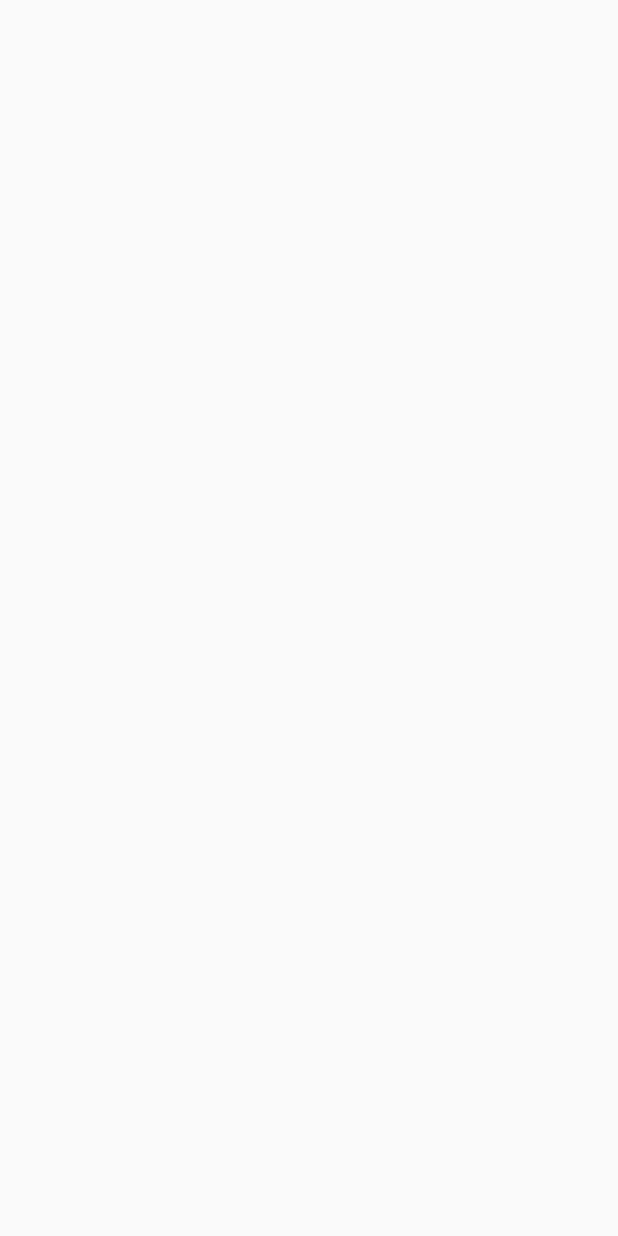
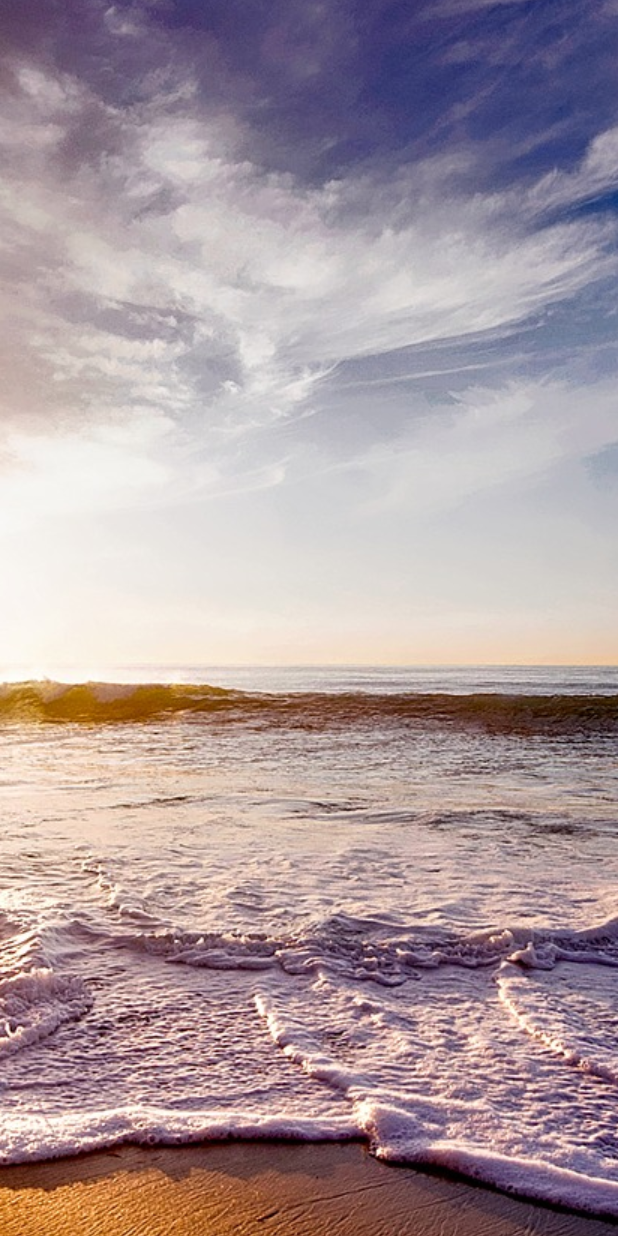
Before and after one commit to RobertFitzko/01min_Vacation, an Android app: the ShowActivity screen opened directly, with no data from a screen before it, on a phone screen of 412 x 824 dp. Before the commit the screen is empty. Run offline under Robolectric (Android 15) with nearby library versions, the phone set to English and light mode, and no system bars.

Commit message:
umstellung auf image switcher

```diff
--- a/app/src/main/java/fhku/a01min_vacation/ShowActivity.java
+++ b/app/src/main/java/fhku/a01min_vacation/ShowActivity.java
@@ -2,39 +2,46 @@ package fhku.a01min_vacation;
 
 
 import android.content.Intent;
+import android.graphics.Color;
 import android.media.AudioManager;
 import android.media.MediaPlayer;
 import android.net.Uri;
 import android.support.v7.app.AppCompatActivity;
 import android.os.Bundle;
+import android.util.Log;
+import android.view.View;
 import android.view.animation.Animation;
 import android.view.animation.AnimationUtils;
 
+import android.widget.ImageSwitcher;
 import android.widget.ImageView;
+import android.widget.LinearLayout;
 import android.widget.ViewFlipper;
+import android.widget.ViewSwitcher;
 
 import java.util.ArrayList;
 import java.util.HashMap;
 
+import static android.view.ViewGroup.LayoutParams.MATCH_PARENT;
+
 public class ShowActivity extends AppCompatActivity {
 
-    ViewFlipper viewFlipper;
+    ImageSwitcher imageSwitcher;
     MediaPlayer mMediaPlayer;
+    private int currentIndex;
+    private final String[] imageNames={"picture1", "picture2", "picture3"};
 
     @Override
     protected void onCreate(Bundle savedInstanceState) {
         super.onCreate(savedInstanceState);
         setContentView(R.layout.activity_show);
 
-        viewFlipper = (ViewFlipper) this.findViewById(R.id.viewflipper);
-        viewFlipper.setFlipInterval(5000);
-
-        ImageView imageView1 = findViewById(R.id.image1);
+/*        ImageView imageView1 = findViewById(R.id.image1);
         ImageView imageView2 = findViewById(R.id.image2);
         ImageView imageView3 = findViewById(R.id.image3);
         ImageView imageView4 = findViewById(R.id.image4);
         ImageView imageView5 = findViewById(R.id.image5);
-        ImageView imageView6 = findViewById(R.id.image6);
+        ImageView imageView6 = findViewById(R.id.image6);*/
 
 
         //Mediaplayer für Musik im Hintergrund, momentan mit fixer Musik
@@ -44,7 +51,49 @@ public class ShowActivity extends AppCompatActivity {
         mMediaPlayer.setLooping(true);
         mMediaPlayer.start();
 
+        imageSwitcher = (ImageSwitcher) this.findViewById(R.id.imageswitcher);
+
+        Animation out = AnimationUtils.loadAnimation(this, android.R.anim.fade_out);
+        Animation in = AnimationUtils.loadAnimation(this, android.R.anim.fade_in);
+
+        imageSwitcher.setInAnimation(in);
+        imageSwitcher.setAnimation(out);
+
+        imageSwitcher.postDelayed(new Runnable() {
+            int i = 0;
+            public void run() {
+                imageSwitcher.setImageResource(
+                        i++ % 2 == 0 ?
+                                R.drawable.picture1 :
+                                R.drawable.picture2);
+                imageSwitcher.postDelayed(this, 1000);
+            }
+        }, 10000);
+
+        imageSwitcher.setFactory(new ViewSwitcher.ViewFactory() {
+            public View makeView() {
+                ImageView imageView = new ImageView(getApplicationContext());
+
+                imageView.setBackgroundColor(Color.LTGRAY);
+                imageView.setScaleType(ImageView.ScaleType.CENTER);
+
+                ImageSwitcher.LayoutParams params = new ImageSwitcher.LayoutParams(
+                        MATCH_PARENT, MATCH_PARENT);
+                imageView.setLayoutParams(params);
+                return imageView;
+            }
+        });
+        this.currentIndex = 0;
+        this.showImage(this.currentIndex);
     }
+        private void showImage(int imgIndex) {
+            String imageName= this.imageNames[imgIndex];
+
+            int resId= getDrawableResIdByName(imageName);
+            if(resId!=  0) {
+                this.imageSwitcher.setImageResource(resId);
+            }
+        }
 
     //damit die Musik endet wenn man die Activity verlässt
     @Override
@@ -53,4 +102,11 @@ public class ShowActivity extends AppCompatActivity {
         finish();
         return;
     }
+    public int getDrawableResIdByName(String resName)  {
+        String pkgName = this.getPackageName();
+        // Return 0 if not found.
+        int resID = this.getResources().getIdentifier(resName , "drawable", pkgName);
+        Log.i("MyLog", "Res Name: " + resName + "==> Res ID = " + resID);
+        return resID;
+    }
 }
--- a/app/src/main/res/layout/activity_show.xml
+++ b/app/src/main/res/layout/activity_show.xml
@@ -3,15 +3,15 @@
     android:layout_height="fill_parent"
 >
 
-    <ViewFlipper
-        android:id="@+id/viewflipper"
+    <ImageSwitcher
+        android:id="@+id/imageswitcher"
         android:layout_width="wrap_content"
         android:layout_height="wrap_content"
         android:autoStart="true"
         android:inAnimation="@anim/in_from_right"
         android:outAnimation="@anim/out_from_left">
 
-        <ImageView
+<!--        <ImageView
             android:id="@+id/image1"
             android:layout_width="match_parent"
             android:layout_height="match_parent"
@@ -45,8 +45,8 @@
             android:id="@+id/image6"
             android:layout_width="wrap_content"
             android:layout_height="wrap_content"
-             />
-    </ViewFlipper>
+             />-->
+    </ImageSwitcher>
 
 
 </RelativeLayout>
```
Also changed, not shown: app/src/main/res/drawable/picture6.jpg (added).
